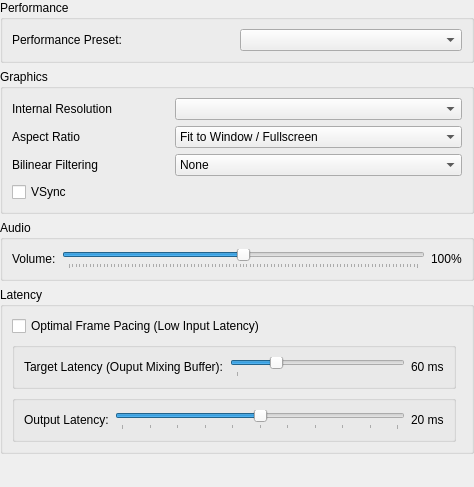
First picture: the form in pcsx2-qt/Settings/QuickSettingsWidget.ui, repository pips3/ptr2plus, before the edit.
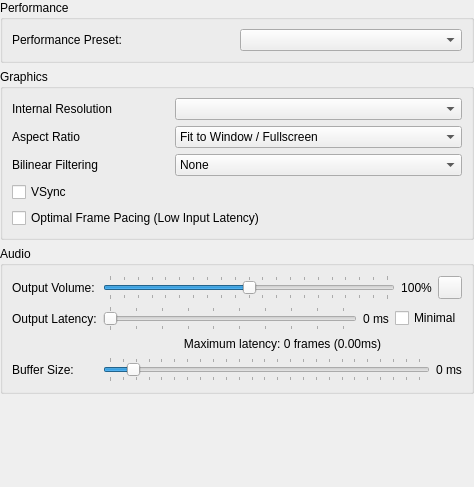
Second picture: the form after the edit. Icons and pictures are not drawn.

```diff
--- a/pcsx2-qt/Settings/QuickSettingsWidget.ui
+++ b/pcsx2-qt/Settings/QuickSettingsWidget.ui
@@ -81,6 +81,13 @@
           </property>
          </widget>
         </item>
+        <item row="1" column="0">
+         <widget class="QCheckBox" name="optimalFramePacing">
+          <property name="text">
+           <string>Optimal Frame Pacing (Low Input Latency)</string>
+          </property>
+         </widget>
+        </item>
        </layout>
       </item>
       <item row="0" column="1">
@@ -137,38 +144,122 @@
      <property name="title">
       <string>Audio</string>
      </property>
-     <layout class="QHBoxLayout" name="horizontalLayout">
-      <item>
-       <widget class="QLabel" name="label_3">
-        <property name="text">
-         <string>Volume:</string>
-        </property>
-       </widget>
-      </item>
-      <item>
-       <layout class="QHBoxLayout" name="horizontalLayout_3">
-        <property name="spacing">
-         <number>6</number>
-        </property>
-        <property name="rightMargin">
-         <number>0</number>
-        </property>
+     <layout class="QGridLayout" name="gridLayout">
+      <property name="leftMargin">
+       <number>9</number>
+      </property>
+      <property name="topMargin">
+       <number>9</number>
+      </property>
+      <property name="rightMargin">
+       <number>9</number>
+      </property>
+      <property name="bottomMargin">
+       <number>9</number>
+      </property>
+      <item row="5" column="3">
+       <layout class="QHBoxLayout" name="horizontalLayout_5">
         <item>
-         <widget class="QSlider" name="volume">
-          <property name="enabled">
-           <bool>true</bool>
-          </property>
+         <widget class="QSlider" name="bufferMS">
           <property name="minimum">
-           <number>0</number>
+           <number>15</number>
           </property>
           <property name="maximum">
-           <number>200</number>
+           <number>500</number>
           </property>
           <property name="singleStep">
            <number>1</number>
           </property>
           <property name="pageStep">
-           <number>10</number>
+           <number>5</number>
+          </property>
+          <property name="value">
+           <number>50</number>
+          </property>
+          <property name="orientation">
+           <enum>Qt::Orientation::Horizontal</enum>
+          </property>
+          <property name="tickPosition">
+           <enum>QSlider::TickPosition::TicksBothSides</enum>
+          </property>
+          <property name="tickInterval">
+           <number>20</number>
+          </property>
+         </widget>
+        </item>
+        <item>
+         <widget class="QLabel" name="bufferMSLabel">
+          <property name="text">
+           <string>0 ms</string>
+          </property>
+         </widget>
+        </item>
+       </layout>
+      </item>
+      <item row="5" column="1">
+       <widget class="QLabel" name="label_5">
+        <property name="text">
+         <string>Buffer Size:</string>
+        </property>
+       </widget>
+      </item>
+      <item row="1" column="3">
+       <layout class="QHBoxLayout" name="horizontalLayout">
+        <item>
+         <widget class="QSlider" name="outputLatencyMS">
+          <property name="minimum">
+           <number>15</number>
+          </property>
+          <property name="maximum">
+           <number>200</number>
+          </property>
+          <property name="orientation">
+           <enum>Qt::Orientation::Horizontal</enum>
+          </property>
+          <property name="tickPosition">
+           <enum>QSlider::TickPosition::TicksBothSides</enum>
+          </property>
+          <property name="tickInterval">
+           <number>20</number>
+          </property>
+         </widget>
+        </item>
+        <item>
+         <widget class="QLabel" name="outputLatencyLabel">
+          <property name="text">
+           <string>0 ms</string>
+          </property>
+         </widget>
+        </item>
+        <item>
+         <widget class="QCheckBox" name="outputLatencyMinimal">
+          <property name="text">
+           <string>Minimal</string>
+          </property>
+         </widget>
+        </item>
+       </layout>
+      </item>
+      <item row="0" column="1">
+       <widget class="QLabel" name="label_3">
+        <property name="text">
+         <string>Output Volume:</string>
+        </property>
+       </widget>
+      </item>
+      <item row="1" column="1">
+       <widget class="QLabel" name="label_6">
+        <property name="text">
+         <string>Output Latency:</string>
+        </property>
+       </widget>
+      </item>
+      <item row="0" column="3">
+       <layout class="QHBoxLayout" name="horizontalLayout_7">
+        <item>
+         <widget class="QSlider" name="volume">
+          <property name="maximum">
+           <number>200</number>
           </property>
           <property name="value">
            <number>100</number>
@@ -177,131 +268,49 @@
            <enum>Qt::Horizontal</enum>
           </property>
           <property name="tickPosition">
-           <enum>QSlider::TicksBelow</enum>
+           <enum>QSlider::TickPosition::TicksBothSides</enum>
           </property>
           <property name="tickInterval">
-           <number>2</number>
+           <number>10</number>
           </property>
          </widget>
         </item>
         <item>
          <widget class="QLabel" name="volumeLabel">
+          <property name="sizePolicy">
+           <sizepolicy hsizetype="Fixed" vsizetype="Preferred">
+            <horstretch>0</horstretch>
+            <verstretch>0</verstretch>
+           </sizepolicy>
+          </property>
           <property name="text">
            <string>100%</string>
           </property>
+          <property name="alignment">
+           <set>Qt::AlignmentFlag::AlignCenter</set>
+          </property>
+         </widget>
+        </item>
+        <item>
+         <widget class="QToolButton" name="resetVolume">
+          <property name="toolTip">
+           <string>Reset Volume</string>
+          </property>
+          <property name="icon">
+           <iconset theme="restart-line"/>
+          </property>
          </widget>
         </item>
        </layout>
       </item>
-     </layout>
-    </widget>
-   </item>
-   <item>
-    <widget class="QGroupBox" name="basicGroupBox">
-     <property name="title">
-      <string>Latency</string>
-     </property>
-     <layout class="QGridLayout" name="gridLayout_2">
-      <item row="4" column="0">
-       <widget class="QGroupBox" name="horizontalGroupBox">
-        <layout class="QHBoxLayout" name="horizontalLayout_11">
-         <item>
-          <layout class="QHBoxLayout" name="horizontalLayout_14">
-           <item>
-            <widget class="QLabel" name="label_5">
-             <property name="text">
-              <string>Output Latency:</string>
-             </property>
-            </widget>
-           </item>
-           <item>
-            <widget class="QSlider" name="outputLatency">
-             <property name="minimum">
-              <number>5</number>
-             </property>
-             <property name="maximum">
-              <number>15</number>
-             </property>
-             <property name="value">
-              <number>10</number>
-             </property>
-             <property name="orientation">
-              <enum>Qt::Horizontal</enum>
-             </property>
-             <property name="tickPosition">
-              <enum>QSlider::TicksBelow</enum>
-             </property>
-             <property name="tickInterval">
-              <number>1</number>
-             </property>
-            </widget>
-           </item>
-           <item>
-            <widget class="QLabel" name="outputLatencyLabel">
-             <property name="text">
-              <string>20 ms</string>
-             </property>
-            </widget>
-           </item>
-          </layout>
-         </item>
-        </layout>
-       </widget>
-      </item>
-      <item row="2" column="0">
-       <widget class="QCheckBox" name="optimalFramePacing">
+      <item row="2" column="3">
+       <widget class="QLabel" name="bufferingLabel">
         <property name="text">
-         <string>Optimal Frame Pacing (Low Input Latency)</string>
+         <string>Maximum latency: 0 frames (0.00ms)</string>
         </property>
-       </widget>
-      </item>
-      <item row="20" column="0" colspan="2">
-       <layout class="QGridLayout" name="basicCheckboxGridLayout"/>
-      </item>
-      <item row="3" column="0">
-       <widget class="QGroupBox" name="horizontalGroupBox">
-        <layout class="QHBoxLayout" name="horizontalLayout_2">
-         <item>
-          <layout class="QHBoxLayout" name="horizontalLayout_4">
-           <item>
-            <widget class="QLabel" name="label_11">
-             <property name="text">
-              <string>Target Latency (Ouput Mixing Buffer):</string>
-             </property>
-            </widget>
-           </item>
-           <item>
-            <widget class="QSlider" name="targetLatency">
-             <property name="minimum">
-              <number>15</number>
-             </property>
-             <property name="maximum">
-              <number>200</number>
-             </property>
-             <property name="value">
-              <number>60</number>
-             </property>
-             <property name="orientation">
-              <enum>Qt::Horizontal</enum>
-             </property>
-             <property name="tickPosition">
-              <enum>QSlider::TicksBelow</enum>
-             </property>
-             <property name="tickInterval">
-              <number>200</number>
-             </property>
-            </widget>
-           </item>
-           <item>
-            <widget class="QLabel" name="targetLatencyLabel">
-             <property name="text">
-              <string>60 ms</string>
-             </property>
-            </widget>
-           </item>
-          </layout>
-         </item>
-        </layout>
+        <property name="alignment">
+         <set>Qt::AlignmentFlag::AlignCenter</set>
+        </property>
        </widget>
       </item>
      </layout>
```
Left out of the diff: 6 changed lines with no effect on the pictures.
